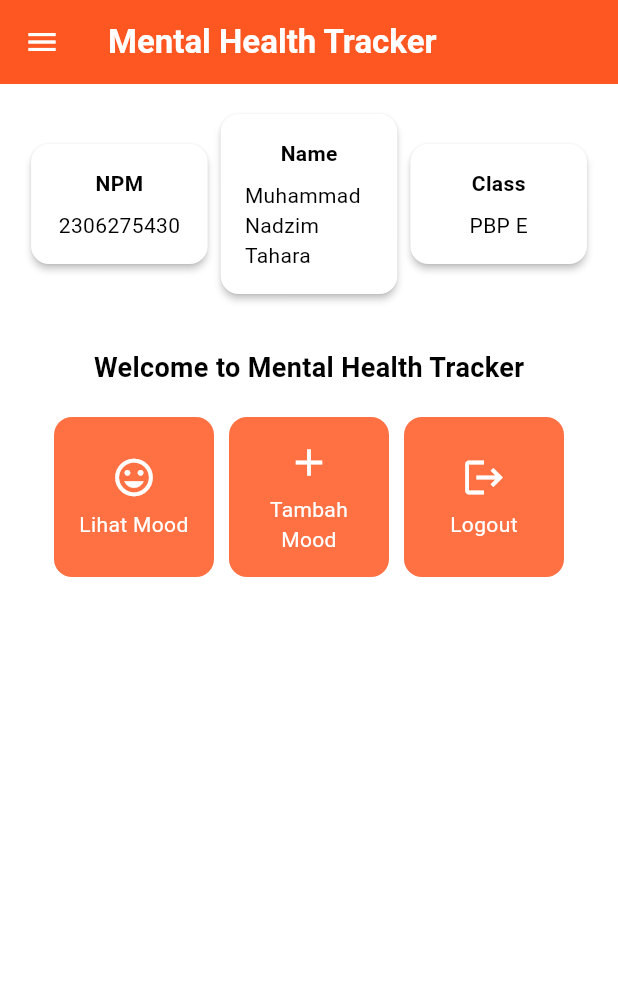
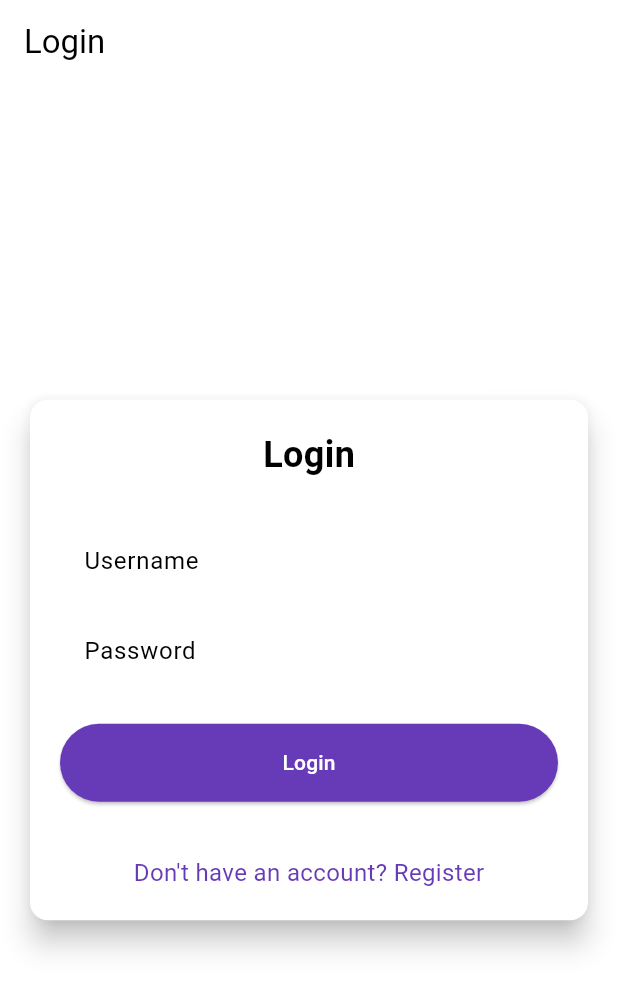
Before and after one commit to Melophylic/mental-health-tracker-mobile, a Flutter app: the screen it shows after launch, on a phone screen of 412 x 824 dp. Shown: the top 991 px of the screen. Run offline on Flutter 3.47's test engine with Material 3 defaults, Android fonts, the phone set to English and light mode, and no system bars; missing offline and left inert: pbp_django_auth.

Commit message:
tutorial 9

```diff
--- a/lib/main.dart
+++ b/lib/main.dart
@@ -1,5 +1,7 @@
 import 'package:flutter/material.dart';
-import 'package:tutorial6/menu.dart';
+import 'package:tutorial6/screens/login.dart';
+import 'package:pbp_django_auth/pbp_django_auth.dart';
+import 'package:provider/provider.dart';
 
 void main() {
   runApp(const MyApp());
@@ -8,34 +10,23 @@
 class MyApp extends StatelessWidget {
   const MyApp({super.key});
 
-  // This widget is the root of your application.
   @override
   Widget build(BuildContext context) {
-    return MaterialApp(
-      title: 'Flutter Demo',
-      theme: ThemeData(
-        // This is the theme of your application.
-        //
-        // TRY THIS: Try running your application with "flutter run". You'll see
-        // the application has a purple toolbar. Then, without quitting the app,
-        // try changing the seedColor in the colorScheme below to Colors.green
-        // and then invoke "hot reload" (save your changes or press the "hot
-        // reload" button in a Flutter-supported IDE, or press "r" if you used
-        // the command line to start the app).
-        //
-        // Notice that the counter didn't reset back to zero; the application
-        // state is not lost during the reload. To reset the state, use hot
-        // restart instead.
-        //
-        // This works for code too, not just values: Most code changes can be
-        // tested with just a hot reload.
-        colorScheme: ColorScheme.fromSwatch(
-          primarySwatch: Colors.deepOrange).copyWith(
-            secondary: Colors.deepOrange[400],
-          ),
-        useMaterial3: true,
+    return Provider(
+      create: (_) {
+        CookieRequest request = CookieRequest();
+        return request;
+      },
+      child: MaterialApp(
+        title: 'Mental Health Tracker',
+        theme: ThemeData(
+          useMaterial3: true,
+          colorScheme: ColorScheme.fromSwatch(
+            primarySwatch: Colors.deepPurple,
+          ).copyWith(secondary: Colors.deepPurple[400]),
+        ),
+        home: const LoginPage(),
       ),
-      home: MyHomePage(),
     );
   }
 }
--- /dev/null
+++ b/lib/screens/login.dart
@@ -0,0 +1,181 @@
+import 'package:tutorial6/menu.dart';
+import 'package:flutter/material.dart';
+import 'package:pbp_django_auth/pbp_django_auth.dart';
+import 'package:provider/provider.dart';
+import 'package:tutorial6/screens/register.dart';
+
+void main() {
+  runApp(const LoginApp());
+}
+
+class LoginApp extends StatelessWidget {
+  const LoginApp({super.key});
+
+  @override
+  Widget build(BuildContext context) {
+    return MaterialApp(
+      title: 'Login',
+      theme: ThemeData(
+        useMaterial3: true,
+        colorScheme: ColorScheme.fromSwatch(
+          primarySwatch: Colors.deepPurple,
+        ).copyWith(secondary: Colors.deepPurple[400]),
+      ),
+      home: const LoginPage(),
+    );
+  }
+}
+
+class LoginPage extends StatefulWidget {
+  const LoginPage({super.key});
+
+  @override
+  State<LoginPage> createState() => _LoginPageState();
+}
+
+class _LoginPageState extends State<LoginPage> {
+  final TextEditingController _usernameController = TextEditingController();
+  final TextEditingController _passwordController = TextEditingController();
+
+  @override
+  Widget build(BuildContext context) {
+    final request = context.watch<CookieRequest>();
+
+    return Scaffold(
+      appBar: AppBar(
+        title: const Text('Login'),
+      ),
+      body: Center(
+        child: SingleChildScrollView(
+          padding: const EdgeInsets.all(16.0),
+          child: Card(
+            elevation: 8,
+            shape: RoundedRectangleBorder(
+              borderRadius: BorderRadius.circular(12.0),
+            ),
+            child: Padding(
+              padding: const EdgeInsets.all(20.0),
+              child: Column(
+                mainAxisSize: MainAxisSize.min,
+                children: [
+                  const Text(
+                    'Login',
+                    style: TextStyle(
+                      fontSize: 24.0,
+                      fontWeight: FontWeight.bold,
+                    ),
+                  ),
+                  const SizedBox(height: 30.0),
+                  TextField(
+                    controller: _usernameController,
+                    decoration: const InputDecoration(
+                      labelText: 'Username',
+                      hintText: 'Enter your username',
+                      border: OutlineInputBorder(
+                        borderRadius: BorderRadius.all(Radius.circular(12.0)),
+                      ),
+                      contentPadding:
+                          EdgeInsets.symmetric(horizontal: 12.0, vertical: 8.0),
+                    ),
+                  ),
+                  const SizedBox(height: 12.0),
+                  TextField(
+                    controller: _passwordController,
+                    decoration: const InputDecoration(
+                      labelText: 'Password',
+                      hintText: 'Enter your password',
+                      border: OutlineInputBorder(
+                        borderRadius: BorderRadius.all(Radius.circular(12.0)),
+                      ),
+                      contentPadding:
+                          EdgeInsets.symmetric(horizontal: 12.0, vertical: 8.0),
+                    ),
+                    obscureText: true,
+                  ),
+                  const SizedBox(height: 24.0),
+                  ElevatedButton(
+                    onPressed: () async {
+                      String username = _usernameController.text;
+                      String password = _passwordController.text;
+
+                      // Cek kredensial
+                      // TODO: Ganti URL dan jangan lupa tambahkan trailing slash (/) di akhir URL!
+                      // Untuk menyambungkan Android emulator dengan Django pada localhost,
+                      // gunakan URL http://127.0.0.1:8000/
+                      final response = await request
+                          .login("http://127.0.0.1:8000/auth/login/", {
+                        'username': username,
+                        'password': password,
+                      });
+
+                      if (request.loggedIn) {
+                        String message = response['message'];
+                        String uname = response['username'];
+                        if (context.mounted) {
+                          Navigator.pushReplacement(
+                            context,
+                            MaterialPageRoute(
+                                builder: (context) => MyHomePage()),
+                          );
+                          ScaffoldMessenger.of(context)
+                            ..hideCurrentSnackBar()
+                            ..showSnackBar(
+                              SnackBar(
+                                  content:
+                                      Text("$message Selamat datang, $uname.")),
+                            );
+                        }
+                      } else {
+                        if (context.mounted) {
+                          showDialog(
+                            context: context,
+                            builder: (context) => AlertDialog(
+                              title: const Text('Login Gagal'),
+                              content: Text(response['message']),
+                              actions: [
+                                TextButton(
+                                  child: const Text('OK'),
+                                  onPressed: () {
+                                    Navigator.pop(context);
+                                  },
+                                ),
+                              ],
+                            ),
+                          );
+                        }
+                      }
+                    },
+                    style: ElevatedButton.styleFrom(
+                      foregroundColor: Colors.white,
+                      minimumSize: Size(double.infinity, 50),
+                      backgroundColor: Theme.of(context).colorScheme.primary,
+                      padding: const EdgeInsets.symmetric(vertical: 16.0),
+                    ),
+                    child: const Text('Login'),
+                  ),
+                  const SizedBox(height: 36.0),
+                  GestureDetector(
+                    onTap: () {
+                      Navigator.push(
+                        context,
+                        MaterialPageRoute(
+                            builder: (context) => const RegisterPage()),
+                      );
+                    },
+                    child: Text(
+                      'Don\'t have an account? Register',
+                      style: TextStyle(
+                        color: Theme.of(context).colorScheme.primary,
+                        fontSize: 16.0,
+                      ),
+                    ),
+                  ),
+                ],
+              ),
+            ),
+          ),
+        ),
+      ),
+    );
+  }
+}
--- a/pubspec.yaml
+++ b/pubspec.yaml
@@ -35,6 +35,9 @@
   # The following adds the Cupertino Icons font to your application.
   # Use with the CupertinoIcons class for iOS style icons.
   cupertino_icons: ^1.0.8
+  provider: ^6.1.2
+  pbp_django_auth: ^0.4.0
+  http: ^1.2.2
 
 dev_dependencies:
   flutter_test:
```
Also changed, not shown: lib/models/mood_entry.dart (added, +65 -0 lines), lib/screens/list_moodentry.dart (added, +90 -0 lines), lib/screens/moodentry_form.dart (+39 -32 lines), lib/screens/register.dart (added, +166 -0 lines), lib/widgets/left_drawer.dart (+13 -1 lines), lib/widgets/mood_card.dart (+42 -11 lines), 1 other file.
